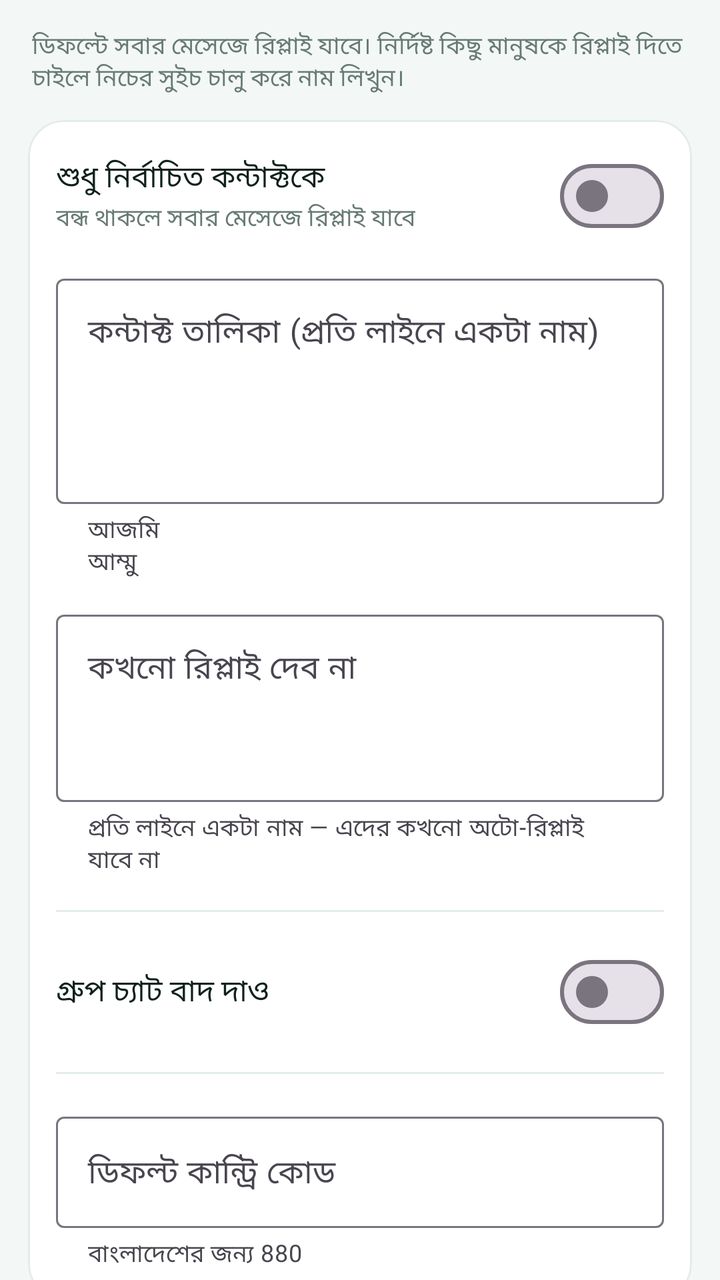
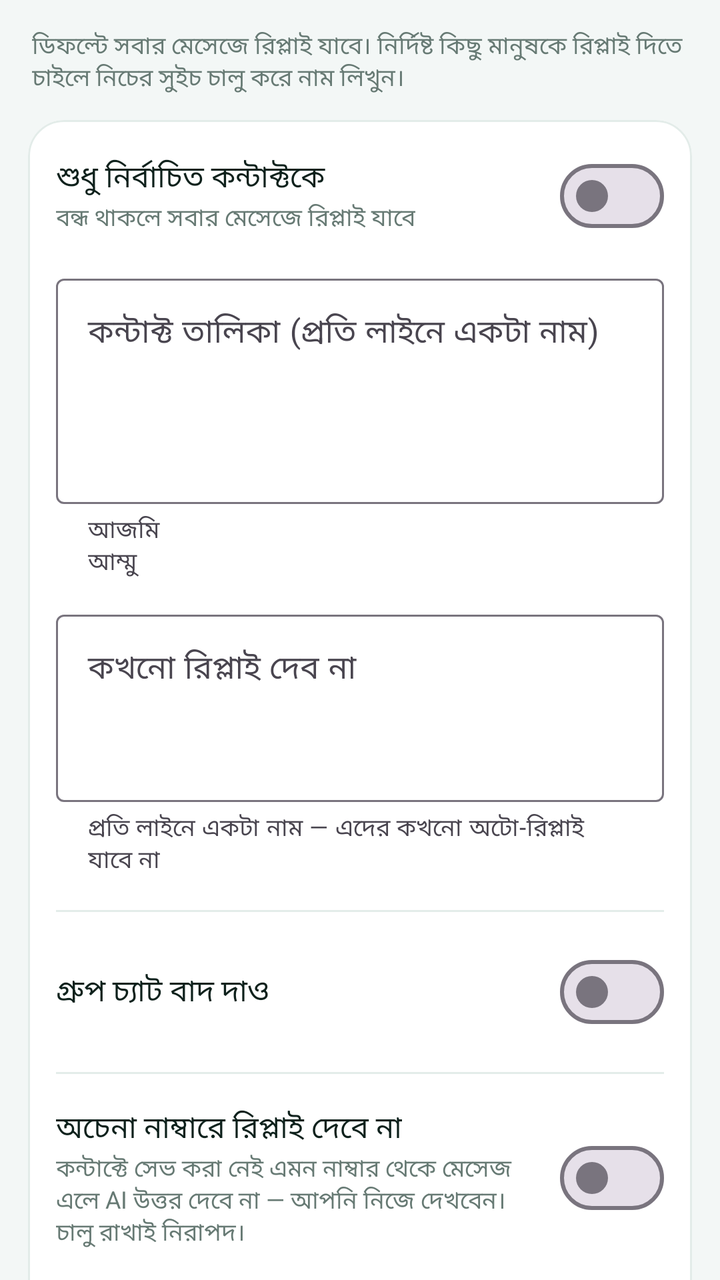

Two renders of the same Android screen: before a commit and after it. Below are the layout's source before the change and the commit's diff.
<!-- AndroidManifest.xml: application theme Theme.AutoReplyAI -->
<!-- res/layout/fragment_contacts.xml -->
<?xml version="1.0" encoding="utf-8"?>
<androidx.core.widget.NestedScrollView xmlns:android="http://schemas.android.com/apk/res/android"
    xmlns:app="http://schemas.android.com/apk/res-auto"
    android:layout_width="match_parent"
    android:layout_height="match_parent"
    android:fillViewport="true"
    android:scrollbarStyle="outsideOverlay">

    <LinearLayout
        android:layout_width="match_parent"
        android:layout_height="wrap_content"
        android:orientation="vertical"
        android:paddingStart="14dp"
        android:paddingTop="14dp"
        android:paddingEnd="14dp"
        android:paddingBottom="18dp">

        <TextView
            style="@style/RowSub"
            android:layout_width="match_parent"
            android:layout_height="wrap_content"
            android:paddingStart="2dp"
            android:paddingBottom="12dp"
            android:text="@string/contacts_intro" />

        <com.google.android.material.card.MaterialCardView style="@style/CardSurface">

            <LinearLayout
                android:layout_width="match_parent"
                android:layout_height="wrap_content"
                android:orientation="vertical"
                android:padding="14dp">

                <LinearLayout
                    android:layout_width="match_parent"
                    android:layout_height="wrap_content"
                    android:gravity="center_vertical"
                    android:orientation="horizontal">

                    <LinearLayout
                        android:layout_width="0dp"
                        android:layout_height="wrap_content"
                        android:layout_weight="1"
                        android:orientation="vertical"
                        android:paddingEnd="10dp">

                        <TextView
                            style="@style/RowLabel"
                            android:text="@string/only_contacts" />

                        <TextView
                            style="@style/RowSub"
                            android:text="@string/only_contacts_sub" />
                    </LinearLayout>

                    <com.google.android.material.materialswitch.MaterialSwitch
                        android:id="@+id/switchOnlyContacts"
                        android:layout_width="wrap_content"
                        android:layout_height="wrap_content" />
                </LinearLayout>

                <com.google.android.material.textfield.TextInputLayout
                    style="@style/Widget.Material3.TextInputLayout.OutlinedBox"
                    android:layout_width="match_parent"
                    android:layout_height="wrap_content"
                    android:layout_marginTop="12dp"
                    android:hint="@string/contact_list"
                    app:helperText="@string/contact_hint">

                    <com.google.android.material.textfield.TextInputEditText
                        android:id="@+id/etContactList"
                        android:layout_width="match_parent"
                        android:layout_height="wrap_content"
                        android:gravity="top|start"
                        android:inputType="textMultiLine"
                        android:minLines="4" />
                </com.google.android.material.textfield.TextInputLayout>

                <com.google.android.material.textfield.TextInputLayout
                    style="@style/Widget.Material3.TextInputLayout.OutlinedBox"
                    android:layout_width="match_parent"
                    android:layout_height="wrap_content"
                    android:layout_marginTop="12dp"
                    android:hint="@string/never_reply"
                    app:helperText="@string/never_reply_helper">

                    <com.google.android.material.textfield.TextInputEditText
                        android:id="@+id/etNeverReply"
                        android:layout_width="match_parent"
                        android:layout_height="wrap_content"
                        android:gravity="top|start"
                        android:inputType="textMultiLine"
                        android:minLines="3" />
                </com.google.android.material.textfield.TextInputLayout>

                <View
                    android:layout_width="match_parent"
                    android:layout_height="1dp"
                    android:layout_marginTop="16dp"
                    android:background="@color/stroke" />

                <LinearLayout
                    android:layout_width="match_parent"
                    android:layout_height="wrap_content"
                    android:layout_marginTop="16dp"
                    android:gravity="center_vertical"
                    android:orientation="horizontal">

                    <TextView
                        style="@style/RowLabel"
                        android:layout_width="0dp"
                        android:layout_height="wrap_content"
                        android:layout_weight="1"
                        android:paddingEnd="10dp"
                        android:text="@string/skip_groups" />

                    <com.google.android.material.materialswitch.MaterialSwitch
                        android:id="@+id/switchSkipGroups"
                        android:layout_width="wrap_content"
                        android:layout_height="wrap_content" />
                </LinearLayout>

                <View
                    android:layout_width="match_parent"
                    android:layout_height="1dp"
                    android:layout_marginTop="16dp"
                    android:background="@color/stroke" />

                <com.google.android.material.textfield.TextInputLayout
                    style="@style/Widget.Material3.TextInputLayout.OutlinedBox"
                    android:layout_width="match_parent"
                    android:layout_height="wrap_content"
                    android:layout_marginTop="16dp"
                    android:hint="@string/country_code"
                    app:helperText="@string/contact_hint_country">

                    <com.google.android.material.textfield.TextInputEditText
                        android:id="@+id/etCountryCode"
                        android:layout_width="match_parent"
                        android:layout_height="wrap_content"
                        android:inputType="number"
                        android:maxLines="1" />
                </com.google.android.material.textfield.TextInputLayout>
            </LinearLayout>
        </com.google.android.material.card.MaterialCardView>
    </LinearLayout>
</androidx.core.widget.NestedScrollView>
<!-- resources referenced by this layout -->
<resources>
  <color name="stroke">#E3ECE9</color>
  <string name="contact_hint">আজমি\nআম্মু</string>
  <string name="contact_hint_country">বাংলাদেশের জন্য 880</string>
  <string name="contact_list">কন্টাক্ট তালিকা (প্রতি লাইনে একটা নাম)</string>
  <string name="contacts_intro">ডিফল্টে সবার মেসেজে রিপ্লাই যাবে। নির্দিষ্ট কিছু মানুষকে রিপ্লাই দিতে চাইলে নিচের সুইচ চালু করে নাম লিখুন।</string>
  <string name="country_code">ডিফল্ট কান্ট্রি কোড</string>
  <string name="never_reply">কখনো রিপ্লাই দেব না</string>
  <string name="never_reply_helper">প্রতি লাইনে একটা নাম — এদের কখনো অটো-রিপ্লাই যাবে না</string>
  <string name="only_contacts">শুধু নির্বাচিত কন্টাক্টকে</string>
  <string name="only_contacts_sub">বন্ধ থাকলে সবার মেসেজে রিপ্লাই যাবে</string>
  <string name="skip_groups">গ্রুপ চ্যাট বাদ দাও</string>
  <style name="CardSurface">
          <item name="android:layout_width">match_parent</item>
          <item name="android:layout_height">wrap_content</item>
          <item name="cardCornerRadius">18dp</item>
          <item name="cardElevation">0dp</item>
          <item name="strokeColor">@color/stroke</item>
          <item name="strokeWidth">1dp</item>
          <item name="cardBackgroundColor">@color/card</item>
      </style>
  <style name="RowLabel">
          <item name="android:layout_width">wrap_content</item>
          <item name="android:layout_height">wrap_content</item>
          <item name="android:textColor">@color/text</item>
          <item name="android:textSize">15sp</item>
      </style>
  <style name="RowSub">
          <item name="android:layout_width">wrap_content</item>
          <item name="android:layout_height">wrap_content</item>
          <item name="android:textColor">@color/text_dim</item>
          <item name="android:textSize">12sp</item>
      </style>
  <style name="Theme.AutoReplyAI" parent="Theme.Material3.Light.NoActionBar">
          <item name="colorPrimary">@color/brand</item>
          <item name="colorOnPrimary">#FFFFFF</item>
          <item name="colorPrimaryContainer">@color/brand_container</item>
          <item name="colorOnPrimaryContainer">@color/brand_dark</item>
          <item name="colorSecondary">@color/brand</item>
          <item name="colorSurface">@color/card</item>
          <item name="colorOnSurface">@color/text</item>
          <item name="android:colorBackground">@color/bg</item>
          <item name="android:statusBarColor">@color/brand_mid</item>
          <item name="android:navigationBarColor">@color/card</item>
          <item name="android:windowLightStatusBar">false</item>
          <item name="android:windowLightNavigationBar" tools:targetApi="27">true</item>
      </style>
  <color name="card">#FFFFFF</color>
  <color name="text">#0E211C</color>
  <color name="text_dim">#677A74</color>
  <color name="brand">#0E7C66</color>
  <color name="brand_container">#E4F5F0</color>
  <color name="brand_dark">#075546</color>
  <color name="bg">#F3F7F6</color>
  <color name="brand_mid">#12A182</color>
</resources>

<!-- the commit's change to res/layout/fragment_contacts.xml (unified diff, before → after) -->
@@ -126,6 +126,41 @@
                     android:layout_marginTop="16dp"
                     android:background="@color/stroke" />
 
+                <LinearLayout
+                    android:layout_width="match_parent"
+                    android:layout_height="wrap_content"
+                    android:layout_marginTop="16dp"
+                    android:gravity="center_vertical"
+                    android:orientation="horizontal">
+
+                    <LinearLayout
+                        android:layout_width="0dp"
+                        android:layout_height="wrap_content"
+                        android:layout_weight="1"
+                        android:orientation="vertical"
+                        android:paddingEnd="10dp">
+
+                        <TextView
+                            style="@style/RowLabel"
+                            android:text="@string/skip_unknown" />
+
+                        <TextView
+                            style="@style/RowSub"
+                            android:text="@string/skip_unknown_sub" />
+                    </LinearLayout>
+
+                    <com.google.android.material.materialswitch.MaterialSwitch
+                        android:id="@+id/switchSkipUnknown"
+                        android:layout_width="wrap_content"
+                        android:layout_height="wrap_content" />
+                </LinearLayout>
+
+                <View
+                    android:layout_width="match_parent"
+                    android:layout_height="1dp"
+                    android:layout_marginTop="16dp"
+                    android:background="@color/stroke" />
+
                 <com.google.android.material.textfield.TextInputLayout
                     style="@style/Widget.Material3.TextInputLayout.OutlinedBox"
                     android:layout_width="match_parent"
<!-- resource entries referenced after the edit -->
@@ -11,6 +11,8 @@
   <string name="only_contacts">শুধু নির্বাচিত কন্টাক্টকে</string>
   <string name="only_contacts_sub">বন্ধ থাকলে সবার মেসেজে রিপ্লাই যাবে</string>
   <string name="skip_groups">গ্রুপ চ্যাট বাদ দাও</string>
+  <string name="skip_unknown">অচেনা নাম্বারে রিপ্লাই দেবে না</string>
+  <string name="skip_unknown_sub">কন্টাক্টে সেভ করা নেই এমন নাম্বার থেকে মেসেজ এলে AI উত্তর দেবে না — আপনি নিজে দেখবেন। চালু রাখাই নিরাপদ।</string>
   <style name="CardSurface">
           <item name="android:layout_width">match_parent</item>
           <item name="android:layout_height">wrap_content</item>
